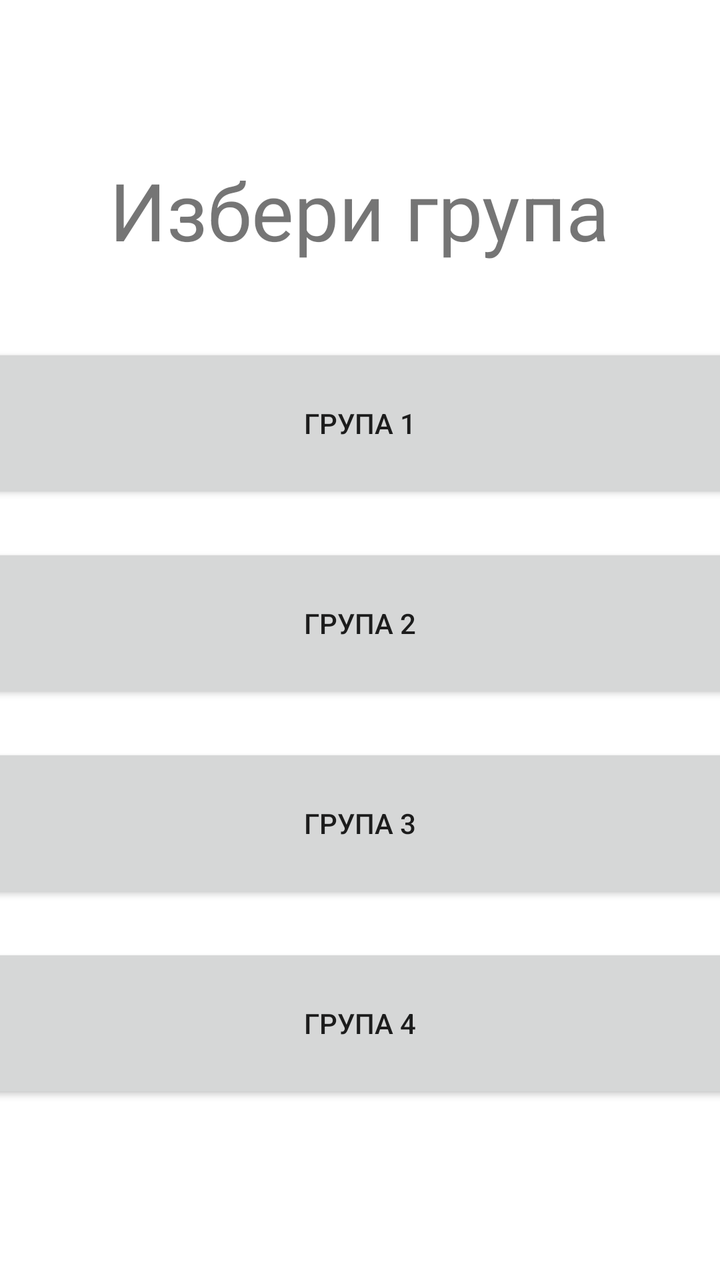
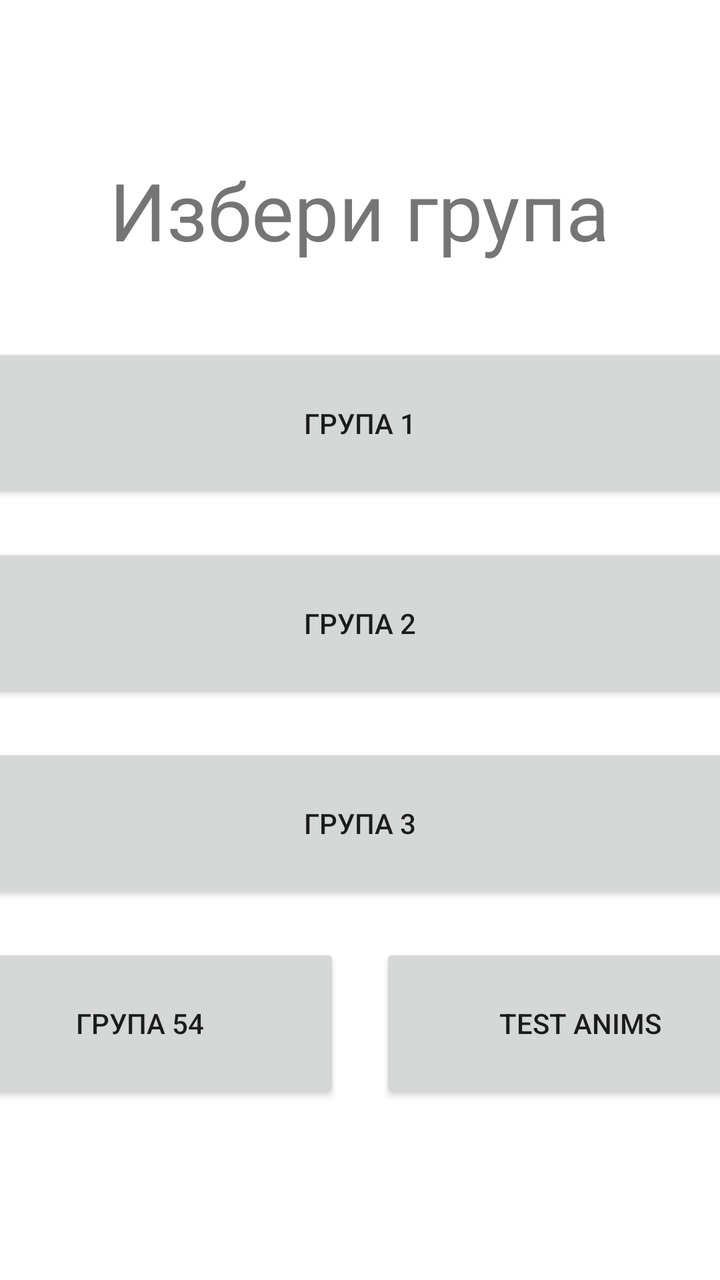

An Android layout rendered at two revisions. The XML below is the earlier revision; the diff shows what the commit changed to produce the second picture.
<!-- AndroidManifest.xml: application theme Theme.Prikazki -->
<!-- res/layout/activity_main_menu.xml -->
<LinearLayout xmlns:android="http://schemas.android.com/apk/res/android"
    android:layout_width="match_parent"
    android:layout_height="match_parent"
    android:orientation="vertical"
    android:gravity="center"
    android:background="#FFFFFF">

    <TextView
        android:layout_width="wrap_content"
        android:layout_height="wrap_content"
        android:text="Избери група"
        android:textSize="40sp"
        android:layout_marginBottom="30dp"/>

    <Button android:id="@+id/btn_proj1" android:layout_width="400dp" android:layout_height="80dp" android:text="Група 1" android:layout_margin="10dp"/>
    <Button android:id="@+id/btn_proj2" android:layout_width="400dp" android:layout_height="80dp" android:text="Група 2" android:layout_margin="10dp"/>
    <Button android:id="@+id/btn_proj3" android:layout_width="400dp" android:layout_height="80dp" android:text="Група 3" android:layout_margin="10dp"/>
    <Button android:id="@+id/btn_proj4" android:layout_width="400dp" android:layout_height="80dp" android:text="Група 4" android:layout_margin="10dp"/>

</LinearLayout>
<!-- resources referenced by this layout -->
<resources>
  <style name="Theme.Prikazki" parent="Theme.AppCompat.Light.DarkActionBar">
          <item name="colorPrimary">@color/purple_500</item>
          <item name="colorPrimaryDark">@color/purple_700</item>
          <item name="colorAccent">@color/teal_200</item>
      </style>
  <color name="purple_500">#FF6200EE</color>
  <color name="purple_700">#FF3700B3</color>
  <color name="teal_200">#FF03DAC5</color>
</resources>

<!-- the commit's change to res/layout/activity_main_menu.xml (unified diff, before → after) -->
@@ -15,6 +15,26 @@
     <Button android:id="@+id/btn_proj1" android:layout_width="400dp" android:layout_height="80dp" android:text="Група 1" android:layout_margin="10dp"/>
     <Button android:id="@+id/btn_proj2" android:layout_width="400dp" android:layout_height="80dp" android:text="Група 2" android:layout_margin="10dp"/>
     <Button android:id="@+id/btn_proj3" android:layout_width="400dp" android:layout_height="80dp" android:text="Група 3" android:layout_margin="10dp"/>
-    <Button android:id="@+id/btn_proj4" android:layout_width="400dp" android:layout_height="80dp" android:text="Група 4" android:layout_margin="10dp"/>
+    <LinearLayout
+        android:layout_width="wrap_content"
+        android:layout_height="wrap_content"
+        android:orientation="horizontal"
+        android:gravity="center">
+
+        <Button
+            android:id="@+id/btn_proj4"
+            android:layout_width="200dp"
+            android:layout_height="80dp"
+            android:text="Група 54"
+            android:layout_margin="10dp"/>
+
+        <Button
+            android:id="@+id/btn_testanims"
+            android:layout_width="200dp"
+            android:layout_height="80dp"
+            android:text="Test Anims"
+            android:layout_margin="10dp" />
+
+    </LinearLayout>
 
 </LinearLayout>
